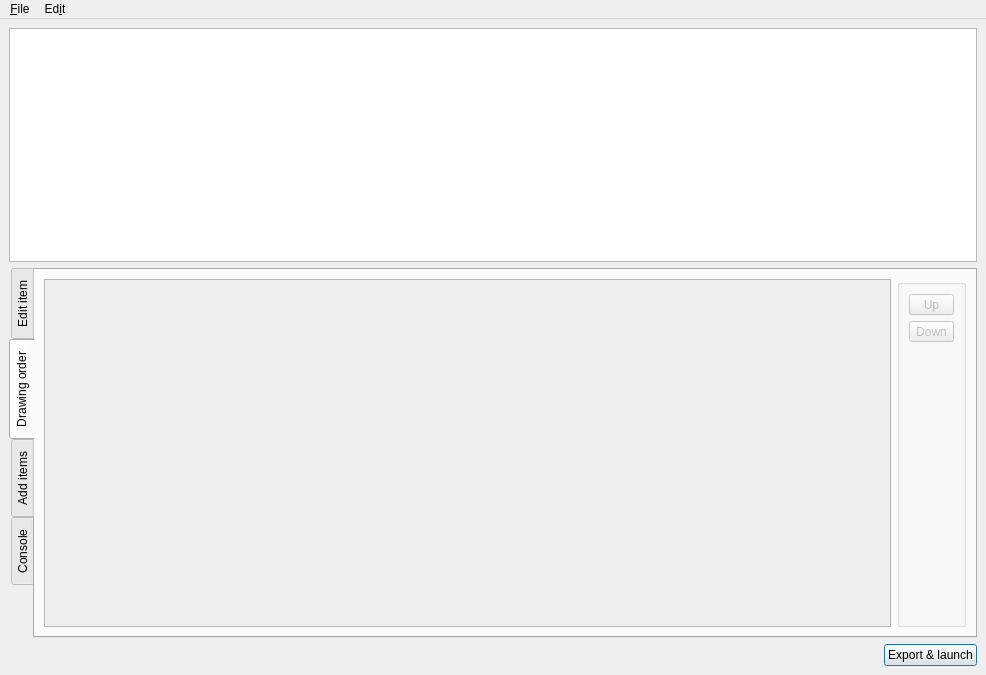
Qt form editor.ui (dos1/rumina-editor) before a commit.
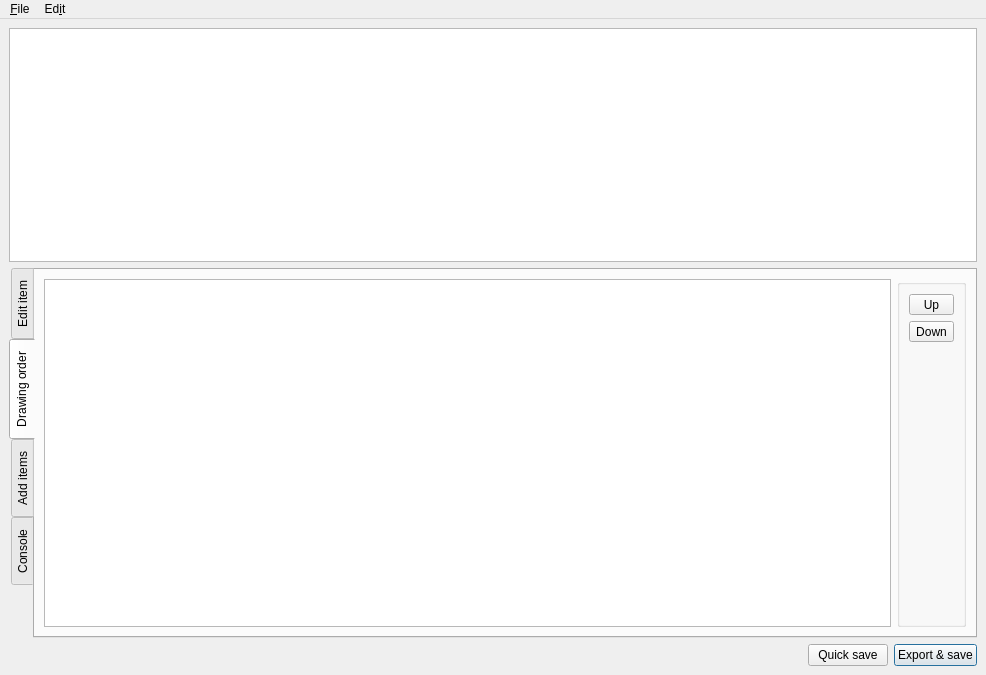
The same form after that commit. The open tabs and pages were chosen to show the change. Icons and pictures are not drawn. Custom widgets are drawn as their Qt base class.

Commit message: drawing order view, reordering, quick save

Patch:
```diff
--- a/editor.ui
+++ b/editor.ui
@@ -1073,7 +1073,7 @@
       </widget>
       <widget class="QWidget" name="tab">
        <property name="enabled">
-        <bool>false</bool>
+        <bool>true</bool>
        </property>
        <attribute name="title">
         <string>Drawing order</string>
@@ -1288,7 +1288,14 @@
        </spacer>
       </item>
       <item>
-       <widget class="QPushButton" name="pushButton">
+       <widget class="QPushButton" name="quickSave">
+        <property name="text">
+         <string>Quick save</string>
+        </property>
+       </widget>
+      </item>
+      <item>
+       <widget class="QPushButton" name="exportSave">
         <property name="sizePolicy">
          <sizepolicy hsizetype="Fixed" vsizetype="Fixed">
           <horstretch>0</horstretch>
@@ -1296,7 +1303,7 @@
          </sizepolicy>
         </property>
         <property name="text">
-         <string>Export &amp;&amp; launch</string>
+         <string>Export &amp;&amp; save</string>
         </property>
         <property name="default">
          <bool>true</bool>
```
Left out of the diff: 27 changed lines with no effect on the pictures. The commit also changes 3 other files.
